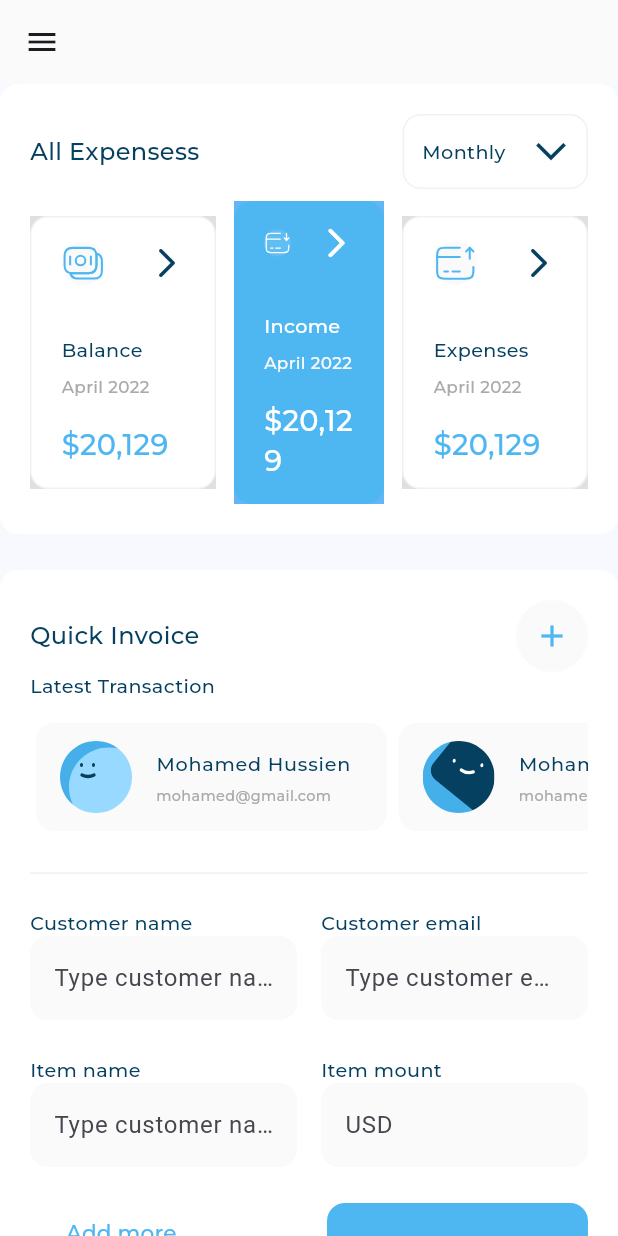
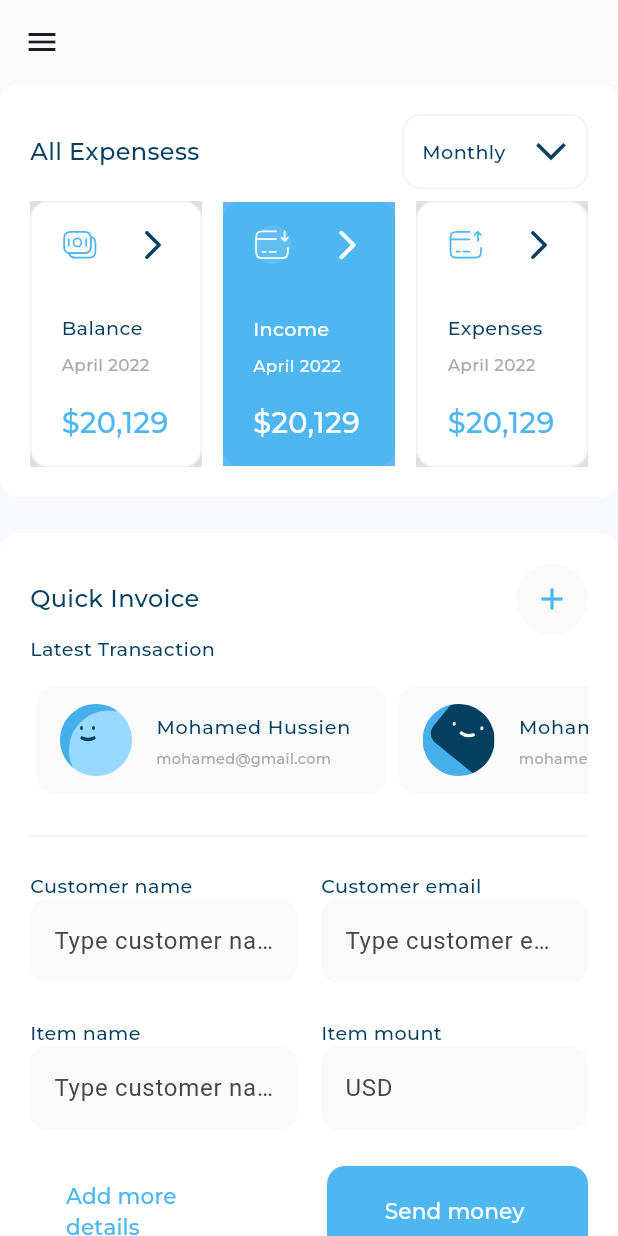
Before and after one commit to Mohamed-Husien/responsive_dash_board, a Flutter app: the screen it shows after launch, after a tap on "Income", on a phone screen of 412 x 824 dp. Run offline on Flutter 3.47's test engine with Material 3 defaults, Android fonts, the phone set to English and light mode, and no system bars; our stand-ins replace device_preview, expandable_page_view, fl_chart, flutter_svg; project files that could hold a hidden picture were left out.

Commit message:
responsive dashboard  UI Done successfully

```diff
--- a/lib/widgets/all_expensess_item_list_view.dart
+++ b/lib/widgets/all_expensess_item_list_view.dart
@@ -33,6 +33,56 @@ class _AllExpensessItemListViewState extends State<AllExpensessItemListView> {
   @override
   Widget build(BuildContext context) {
     return Row(
+      children: [
+        Expanded(
+          child: GestureDetector(
+            onTap: () {
+              setState(() {
+                currentIndex = 0;
+              });
+            },
+            child: AllExpensessItem(
+              isSelected: currentIndex == 0,
+              itemModel: items[0],
+            ),
+          ),
+        ),
+        const SizedBox(
+          width: 14,
+        ),
+        Expanded(
+          child: GestureDetector(
+            onTap: () {
+              setState(() {
+                currentIndex = 1;
+              });
+            },
+            child: AllExpensessItem(
+              isSelected: currentIndex == 1,
+              itemModel: items[1],
+            ),
+          ),
+        ),
+        const SizedBox(
+          width: 14,
+        ),
+        Expanded(
+          child: GestureDetector(
+            onTap: () {
+              setState(() {
+                currentIndex = 2;
+              });
+            },
+            child: AllExpensessItem(
+              isSelected: currentIndex == 2,
+              itemModel: items[2],
+            ),
+          ),
+        ),
+      ],
+    );
+
+    return Row(
       // children: items.map((e) => AllExpensessItem(itemModel: e)).toList(),// if i use this way i'll have issue in padding between items
       children: items.asMap().entries.map(
         (e) {
--- a/lib/widgets/inactive_and_active_all_expensess_item.dart
+++ b/lib/widgets/inactive_and_active_all_expensess_item.dart
@@ -32,23 +32,32 @@ class InActiveAllExpensessItem extends StatelessWidget {
           const SizedBox(
             height: 34,
           ),
-          Text(
+          FittedBox(
+            fit: BoxFit.scaleDown,
+            child: Text(
               itemModel.title,
               style: AppStyle.styleSemiBold16(context),
+            ),
           ),
           const SizedBox(
             height: 8,
           ),
-          Text(
+          FittedBox(
+            fit: BoxFit.scaleDown,
+            child: Text(
               itemModel.date,
               style: AppStyle.styleRegular14(context),
+            ),
           ),
           const SizedBox(
             height: 16,
           ),
-          Text(
+          FittedBox(
+            fit: BoxFit.scaleDown,
+            child: Text(
               itemModel.price,
               style: AppStyle.styleSemiBold24(context),
+            ),
           ),
         ],
       ),
@@ -84,27 +93,36 @@ class ActiveAllExpensessItem extends StatelessWidget {
           const SizedBox(
             height: 34,
           ),
-          Text(
+          FittedBox(
+            fit: BoxFit.scaleDown,
+            child: Text(
               itemModel.title,
               style: AppStyle.styleSemiBold16(context).copyWith(
                 color: const Color(0xffFFFFFF),
               ),
             ),
+          ),
           const SizedBox(
             height: 8,
           ),
-          Text(
+          FittedBox(
+            fit: BoxFit.scaleDown,
+            child: Text(
               itemModel.date,
               style: AppStyle.styleRegular14(context)
                   .copyWith(color: const Color(0xFFFAFAFA)),
             ),
+          ),
           const SizedBox(
             height: 16,
           ),
-          Text(
+          FittedBox(
+            fit: BoxFit.scaleDown,
+            child: Text(
               itemModel.price,
               style: AppStyle.styleSemiBold24(context).copyWith(
                 color: const Color(0xFFFFFFFF),
+              ),
             ),
           ),
         ],
```
Lines whose indentation alone changed are shown as unchanged.
